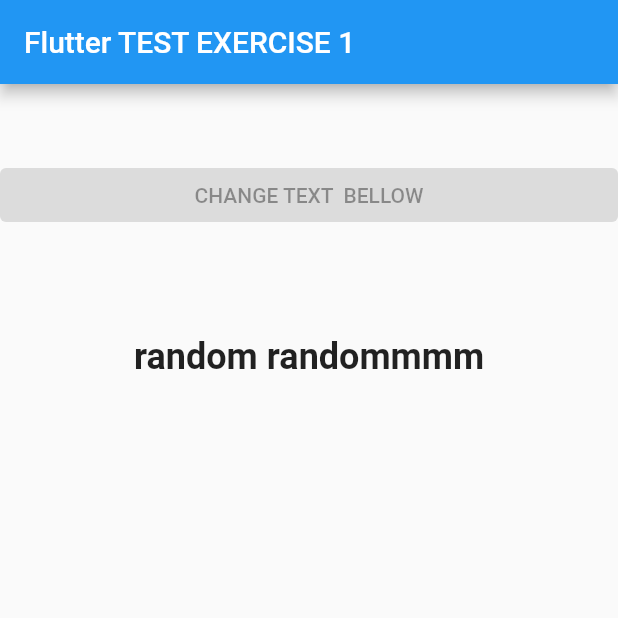
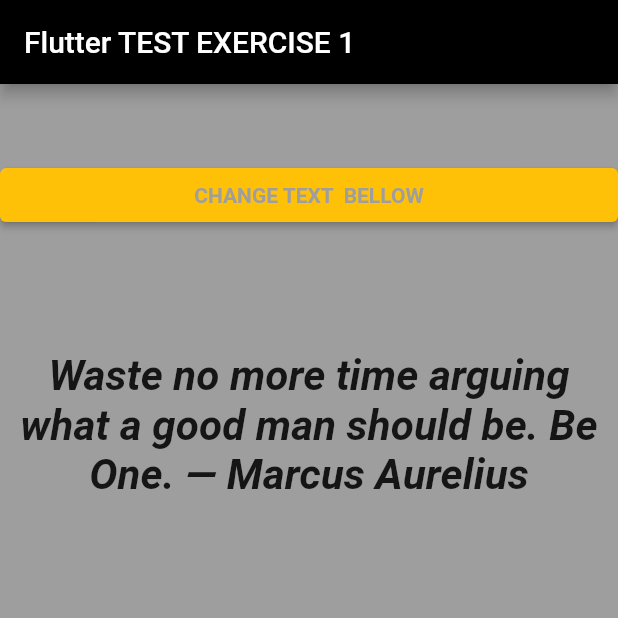
Before and after one commit to emil3time/flutter_stoic_quotes, a Flutter app: the screen it shows after launch, on a phone screen of 412 x 824 dp, the top half of it. Run offline on Flutter 3.47's test engine with Material 2 defaults, Android fonts, the phone set to English and light mode, and no system bars.

Commit message:
add basic functions and encapsulation

```diff
--- a/lib/app.dart
+++ b/lib/app.dart
@@ -1,10 +1,29 @@
 import 'package:flutter/material.dart';
+import 'dart:math';
+import 'textLibrary.dart';
+import 'quotesCart.dart';
 
-class App extends StatelessWidget {
+class App extends StatefulWidget {
+  @override
+  State<App> createState() => _AppState();
+}
+
+class _AppState extends State<App> {
+  Random rn = Random();
+  int randomRange = 0;
+  void random() {
+    setState(() {
+      randomRange = rn.nextInt(20) - 0;
+    });
+    print(randomRange);
+  }
+
   @override
   Widget build(BuildContext context) {
     return Scaffold(
+      backgroundColor: Colors.grey,
       appBar: AppBar(
+        backgroundColor: Colors.black,
         title: Text(
           'Flutter TEST EXERCISE 1',
           textAlign: TextAlign.center,
@@ -17,18 +36,20 @@ class App extends StatelessWidget {
             height: 50,
           ),
           ElevatedButton(
-            onPressed: null,
-            child: Text('CHANGE TEXT  BELLOW'),
+            onPressed: random,
+            child: Text(
+              'CHANGE TEXT  BELLOW',
+              style: TextStyle(color: Colors.grey, fontWeight: FontWeight.bold),
+            ),
+            style: ButtonStyle(
+              backgroundColor: MaterialStateProperty.all(Colors.amber),
+            ),
           ),
           SizedBox(
             height: 70,
           ),
-          Container(
-            child: Text(
-              'random randommmm',
-              textAlign: TextAlign.center,
-              style: TextStyle(fontWeight: FontWeight.bold, fontSize: 24),
-            ),
+          QuotesCard(
+            index: randomRange,
           )
         ],
       ),
--- a/lib/main.dart
+++ b/lib/main.dart
@@ -6,16 +6,9 @@ void main() {
   runApp(MyApp());
 }
 
-class MyApp extends StatefulWidget {
-  @override
-  _MyAppState createState() => _MyAppState();
-}
-
-class _MyAppState extends State<MyApp> {
-  @override
+class MyApp extends StatelessWidget {
   Widget build(BuildContext context) {
     return MaterialApp(
-      darkTheme: ThemeData.dark(),
       home: App(),
     );
   }
--- /dev/null
+++ b/lib/quotesCart.dart
@@ -0,0 +1,23 @@
+import 'package:flutter/material.dart';
+import 'package:flutter_text_changer_exercise/textLibrary.dart';
+
+class QuotesCard extends StatelessWidget {
+  int index;
+
+  QuotesCard({required this.index});
+
+  @override
+  Widget build(BuildContext context) {
+    return Container(
+      margin: EdgeInsets.all(10),
+      child: Text(
+        TextLibrary.myLibrary[index],
+        textAlign: TextAlign.center,
+        style: TextStyle(
+            fontWeight: FontWeight.bold,
+            fontSize: 28,
+            fontStyle: FontStyle.italic),
+      ),
+    );
+  }
+}
--- a/lib/textControl.dart
+++ /dev/null
@@ -1,8 +0,0 @@
-import 'package:flutter/material.dart';
-
-class TextControl extends StatelessWidget {
-  @override
-  Widget build(BuildContext context) {
-    return Container();
-  }
-}
--- a/lib/textLibrary.dart
+++ b/lib/textLibrary.dart
@@ -1,8 +1,24 @@
-import 'package:flutter/material.dart';
-
-class TextLibrary extends StatelessWidget {
-  @override
-  Widget build(BuildContext context) {
-    return Container();
-  }
+class TextLibrary {
+  static final myLibrary = [
+    'Waste no more time arguing what a good man should be. Be One. — Marcus Aurelius',
+    'You could leave life right now. Let that determine what you do and say and think.—Marcus Aurelius',
+    'He who fears death will never do anything worth of a man who is alive.—Seneca',
+    'Life is very short and anxious for those who forget the past, neglect the present, and fear the future.—Seneca',
+    'How long are you going to wait before you demand the best for yourself?—Epictetus',
+    'Don’t explain your philosophy. Embody it.—Epictetus',
+    'You have power over your mind — not outside events. Realize this, and you will find strength.―Marcus Aurelius',
+    'Hang on to your youthful enthusiasms — you’ll be able to use them better when you’re older.―Seneca',
+    'Wealth consists not in having great possessions, but in having few wants.―Epictetus',
+    'If it is not right, do not do it; if it is not true, do not say it. — Marcus Aurelius',
+    'Begin at once to live, and count each separate day as a separate life.—Seneca',
+    'Stop drifting…Sprint to the finish. Write off your hopes, and if your well-being matters to you, be your own savior while you can.—Marcus Aurelius',
+    'Whatever can happen at any time can happen today.—Seneca',
+    'They lose the day in expectation of the night, and the night in fear of the dawn.—Seneca',
+    'Let us prepare our minds as if we’d come to the very end of life. Let us postpone nothing. Let us balance life’s books each day… The one who puts the finishing touches on their life each day is never short of time.—Marcus Aurelius',
+    'True happiness is to enjoy the present, without anxious dependence upon the future, not to amuse ourselves with either hopes or fears but to rest satisfied with what we have, which is sufficient, for he that is so wants nothing. The greatest blessings of mankind are within us and within our reach. A wise man is content with his lot, whatever it may be, without wishing for what he has not.―Seneca',
+    'The key is to keep company only with people who uplift you, whose presence calls forth your best.―Epictetus',
+    'The happiness of your life depends upon the quality of your thoughts.―Marcus Aurelius',
+    'If you want to improve, be content to be thought foolish and stupid.―Epictetus',
+    'Luck is what happens when preparation meets opportunity.―Seneca',
+  ];
 }
```
